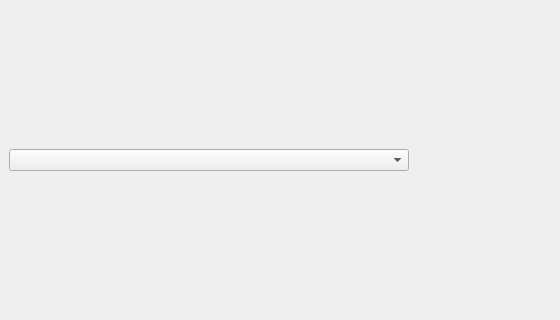
Before: the Qt Designer form contactsScreen.ui in elroydsouza/MessagingApp-SDI, drawn with Qt 5; both pictures show x 0 to 560 and y 90 to 410 of the 750 by 500 pixel window.
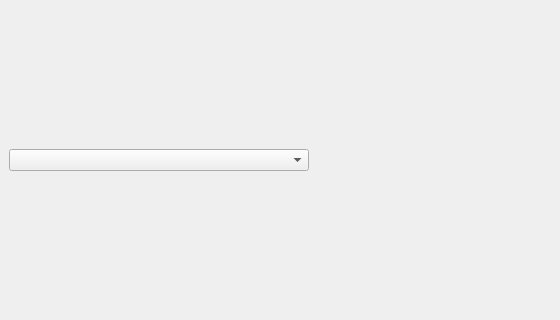
After: the same form once the commit is applied.

The edit to the form file:
```diff
--- a/contactsScreen.ui
+++ b/contactsScreen.ui
@@ -26,7 +26,7 @@
          <widget class="QComboBox" name="comboBoxUsers">
           <property name="minimumSize">
            <size>
-            <width>400</width>
+            <width>300</width>
             <height>0</height>
            </size>
           </property>
```
Left out of the diff: 2 changed lines with no effect on the pictures.
